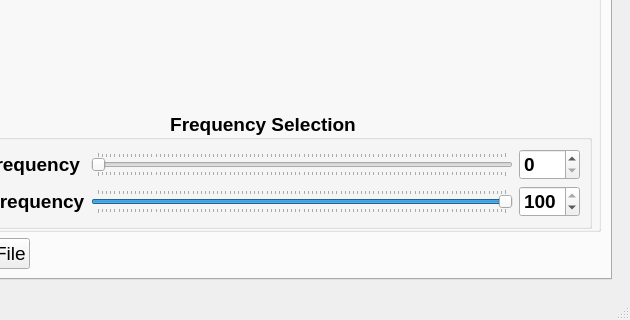
First picture: the form in qtapp/gui/interface2.ui, repository GyroidInc/sbh-kivyapp, before the edit; both pictures show x 810 to 1440 and y 455 to 775 of the 1440 by 775 pixel window.
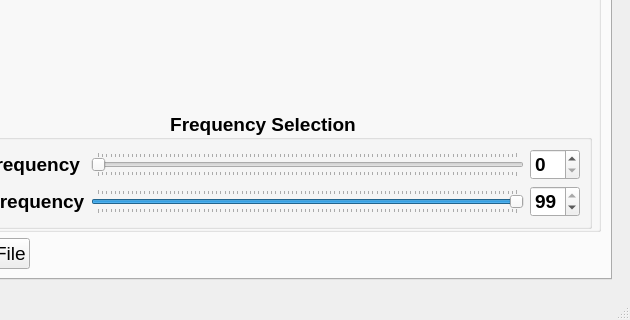
Second picture: the form after the edit. Icons and pictures are not drawn.

Commit message: Fixed all of the corresponding issue with test case

What changed in the file:
```diff
--- a/qtapp/gui/interface2.ui
+++ b/qtapp/gui/interface2.ui
@@ -193,10 +193,10 @@
                     </font>
                    </property>
                    <property name="maximum">
-                    <number>100</number>
+                    <number>99</number>
                    </property>
                    <property name="value">
-                    <number>100</number>
+                    <number>99</number>
                    </property>
                   </widget>
                  </item>
```
The commit also changes 1 other file.
